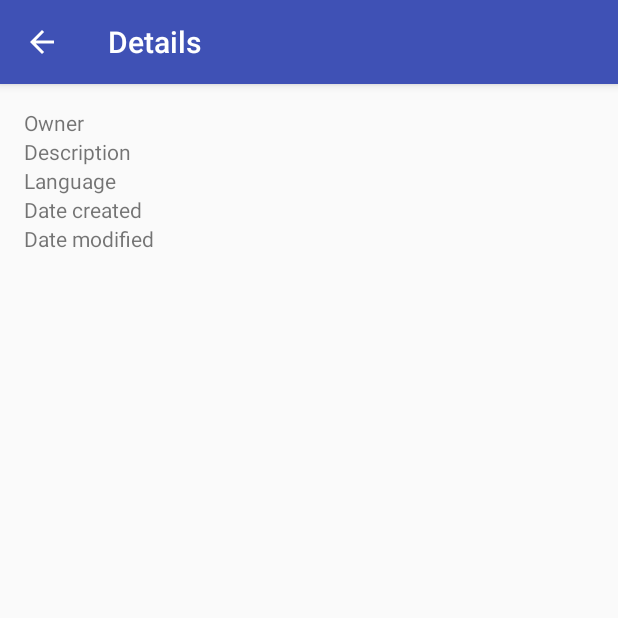
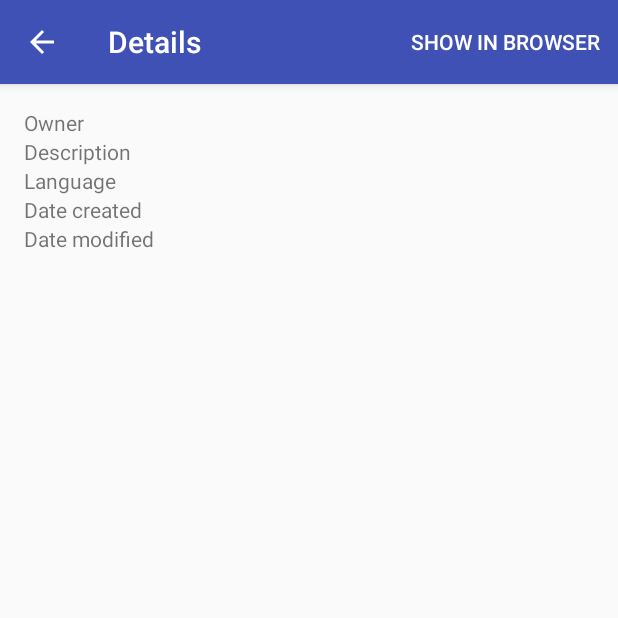
Before and after one commit to dean95/github-search, an Android app: the RepositoryDetailActivity screen opened directly, with no data from a screen before it, on a phone screen of 412 x 824 dp, the top half of it. Run offline under Robolectric (Android 15) with nearby library versions, the phone set to English and light mode, and no system bars.

Commit message:
Open repository in web browser

```diff
--- a/app/src/main/java/com/example/dean/githubapp/RepositoryDetailActivity.java
+++ b/app/src/main/java/com/example/dean/githubapp/RepositoryDetailActivity.java
@@ -1,10 +1,12 @@
 package com.example.dean.githubapp;
 
 import android.content.Intent;
+import android.net.Uri;
 import android.support.v4.app.NavUtils;
 import android.support.v7.app.ActionBar;
 import android.support.v7.app.AppCompatActivity;
 import android.os.Bundle;
+import android.view.Menu;
 import android.view.MenuItem;
 import android.widget.TextView;
 
@@ -25,6 +27,8 @@ public class RepositoryDetailActivity extends AppCompatActivity {
     private TextView mDateCreatedTextView;
     private TextView mDateModifiedTextView;
 
+    private Repository repository;
+
     @Override
     protected void onCreate(Bundle savedInstanceState) {
         super.onCreate(savedInstanceState);
@@ -44,7 +48,7 @@ public class RepositoryDetailActivity extends AppCompatActivity {
 
         Intent intent = getIntent();
         if (intent.hasExtra(RepositorySearchActivity.REPOSITORY_EXTRA)) {
-            Repository repository = (Repository)
+            repository = (Repository)
                     intent.getSerializableExtra(RepositorySearchActivity.REPOSITORY_EXTRA);
 
             mOwnerTextView.setText(repository.getName());
@@ -58,6 +62,12 @@ public class RepositoryDetailActivity extends AppCompatActivity {
     }
 
     @Override
+    public boolean onCreateOptionsMenu(Menu menu) {
+        getMenuInflater().inflate(R.menu.details_menu, menu);
+        return true;
+    }
+
+    @Override
     public boolean onOptionsItemSelected(MenuItem item) {
         int id = item.getItemId();
 
@@ -65,8 +75,19 @@ public class RepositoryDetailActivity extends AppCompatActivity {
             case android.R.id.home:
                 NavUtils.navigateUpFromSameTask(this);
                 return true;
+            case R.id.action_open_browser:
+                openRepoWebsite();
+                return true;
             default:
                 return super.onOptionsItemSelected(item);
         }
     }
+
+    private void openRepoWebsite() {
+        if (repository != null) {
+            Uri repoUri = Uri.parse(repository.getWebsiteUrl());
+            Intent websiteIntent = new Intent(Intent.ACTION_VIEW, repoUri);
+            startActivity(websiteIntent);
+        }
+    }
 }
--- a/app/src/main/java/com/example/dean/githubapp/utilities/NetworkUtils.java
+++ b/app/src/main/java/com/example/dean/githubapp/utilities/NetworkUtils.java
@@ -75,13 +75,14 @@ public class NetworkUtils {
                 String description = currentRepo.getString("description");
                 String datePublished = currentRepo.getString("pushed_at");
                 String dateUpdated = currentRepo.getString("updated_at");
+                String websiteUrl = currentRepo.getString("html_url");
 
                 JSONObject owner = currentRepo.getJSONObject("owner");
                 String ownerName = owner.getString("login");
                 String ownerAvatar = owner.getString("avatar_url");
 
                 Repository repository = new Repository(name, ownerName, ownerAvatar, watchers,
-                        forks, issues, language, description, datePublished, dateUpdated);
+                        forks, issues, language, description, datePublished, dateUpdated, websiteUrl);
 
                 repositoryList.add(repository);
             }
--- /dev/null
+++ b/app/src/main/res/menu/details_menu.xml
@@ -0,0 +1,9 @@
+<?xml version="1.0" encoding="utf-8"?>
+<menu xmlns:android="http://schemas.android.com/apk/res/android"
+    xmlns:app="http://schemas.android.com/apk/res-auto">
+    <item
+        android:id="@+id/action_open_browser"
+        android:orderInCategory="1"
+        app:showAsAction="ifRoom"
+        android:title="@string/action_show_in_browser"/>
+</menu>
--- a/app/src/main/res/values/strings.xml
+++ b/app/src/main/res/values/strings.xml
@@ -22,4 +22,5 @@
     <string name="pref_sort_by_forks_value" translatable="false">forks</string>
     <string name="pref_sort_by_updated_value" translatable="false">updated</string>
     <string name="details_label">Details</string>
+    <string name="action_show_in_browser">Show in browser</string>
 </resources>
```
Also changed, not shown: app/src/main/java/com/example/dean/githubapp/data/Repository.java (+11 -1 lines).
